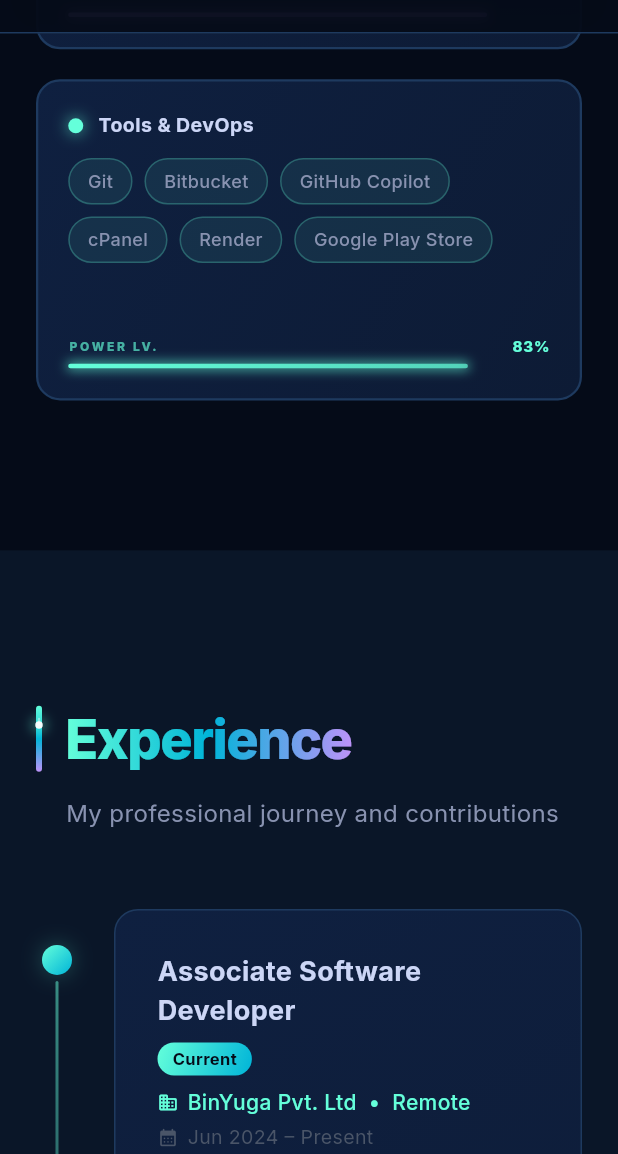
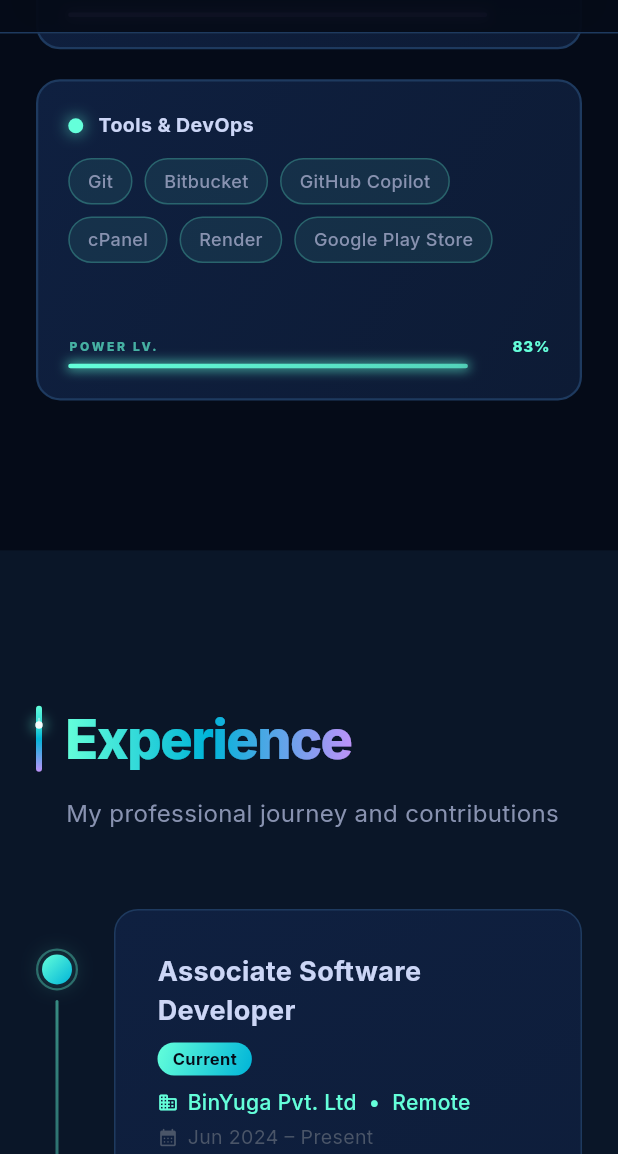
Before and after one commit to Shubham25-sys/shubh_portfolio, a Flutter app: the screen it shows after launch, scrolled down 3456 dp, on a phone screen of 412 x 824 dp, the part 82-1236 px from its top. Run offline on Flutter 3.47's test engine with Material 3 defaults, Android fonts, the phone set to English and light mode, and no system bars; drawn by our look-alikes of flutter_animate; our stand-ins replace animated_text_kit, font_awesome_flutter, google_fonts, web.

Commit message:
Add three anime-style effects: 3D card tilt, count-up stats, radar ping
- projects_section: 3D perspective tilt tracks mouse cursor (±0.10 rad
  rotateY, ±0.08 rad rotateX); spring-returns to flat on mouse exit over
  500 ms; top gradient bar gains glow boxShadow on hover
- about_section: _StatCard parses numeric prefix of stat values and
  counts up from 0 to target on first render (1800 ms easeOut)
- experience_section: Current timeline dot emits repeating radar-ping
  ring (expands 20→54 px, fades out over 1600 ms cycle)

Co-Authored-By: Claude Sonnet 4.6 <noreply@anthropic.com>

```diff
--- a/lib/widgets/experience_section.dart
+++ b/lib/widgets/experience_section.dart
@@ -52,8 +52,27 @@ class _TimelineItem extends StatefulWidget {
   State<_TimelineItem> createState() => _TimelineItemState();
 }
 
-class _TimelineItemState extends State<_TimelineItem> {
+class _TimelineItemState extends State<_TimelineItem> with SingleTickerProviderStateMixin {
   bool _hovered = false;
+  late final AnimationController _pingCtrl;
+
+  @override
+  void initState() {
+    super.initState();
+    _pingCtrl = AnimationController(
+      vsync: this,
+      duration: const Duration(milliseconds: 1600),
+    );
+    if (widget.data['current'] as bool) {
+      _pingCtrl.repeat();
+    }
+  }
+
+  @override
+  void dispose() {
+    _pingCtrl.dispose();
+    super.dispose();
+  }
 
   @override
   Widget build(BuildContext context) {
@@ -70,10 +89,32 @@ class _TimelineItemState extends State<_TimelineItem> {
             child: Column(
               children: [
                 // Dot
+                Padding(
+                  padding: const EdgeInsets.only(top: 24),
+                  child: Stack(
+                    alignment: Alignment.center,
+                    children: [
+                      if (isCurrent)
+                        AnimatedBuilder(
+                          animation: _pingCtrl,
+                          builder: (context, child) {
+                            final t = _pingCtrl.value;
+                            return Container(
+                              width: 20 + t * 34,
+                              height: 20 + t * 34,
+                              decoration: BoxDecoration(
+                                shape: BoxShape.circle,
+                                border: Border.all(
+                                  color: AppColors.accentTeal.withValues(alpha: (1.0 - t) * 0.55),
+                                  width: 1.5,
+                                ),
+                              ),
+                            );
+                          },
+                        ),
                       Container(
                         width: 20,
                         height: 20,
-                  margin: const EdgeInsets.only(top: 24),
                         decoration: BoxDecoration(
                           shape: BoxShape.circle,
                           gradient: isCurrent ? AppColors.tealBlueGradient : null,
@@ -96,6 +137,9 @@ class _TimelineItemState extends State<_TimelineItem> {
                                     shape: BoxShape.circle,
                                   ),
                                 ),
+                              ),
+                      ),
+                    ],
                   ),
                 ),
                 // Line
```
Also changed, not shown: lib/widgets/about_section.dart (+46 -8 lines), lib/widgets/projects_section.dart (+40 -4 lines). Lines whose indentation alone changed are shown as unchanged.
